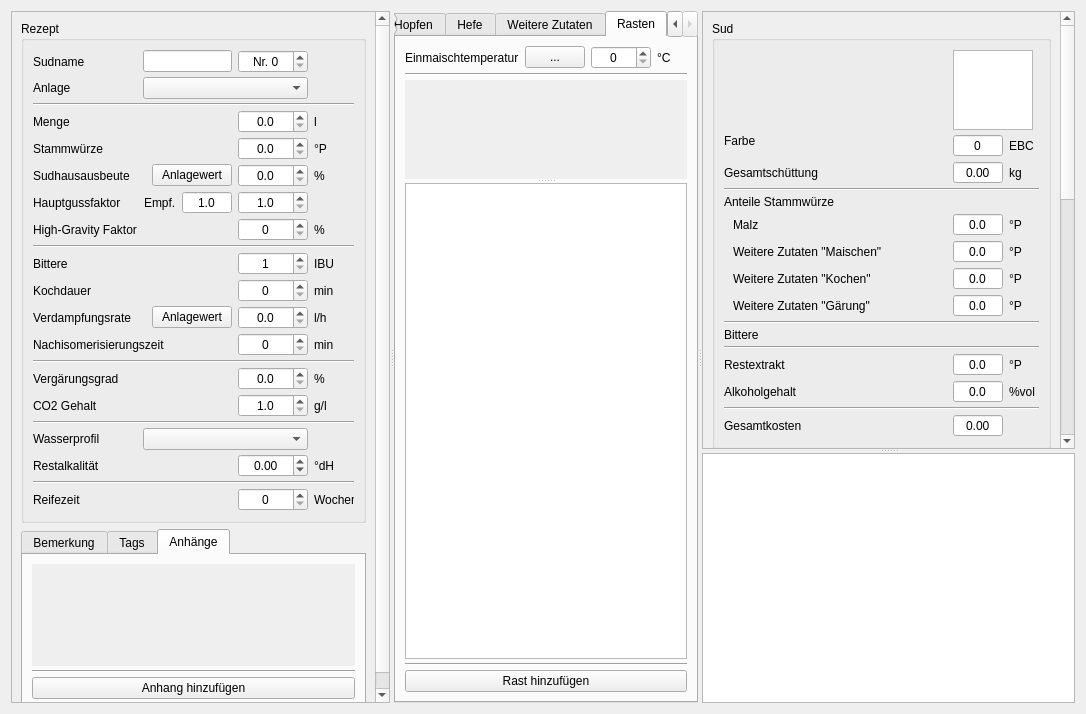
kleiner-brauhelfer/kleiner-brauhelfer-2, file kleiner-brauhelfer/tabrezept.ui: the form before one commit.
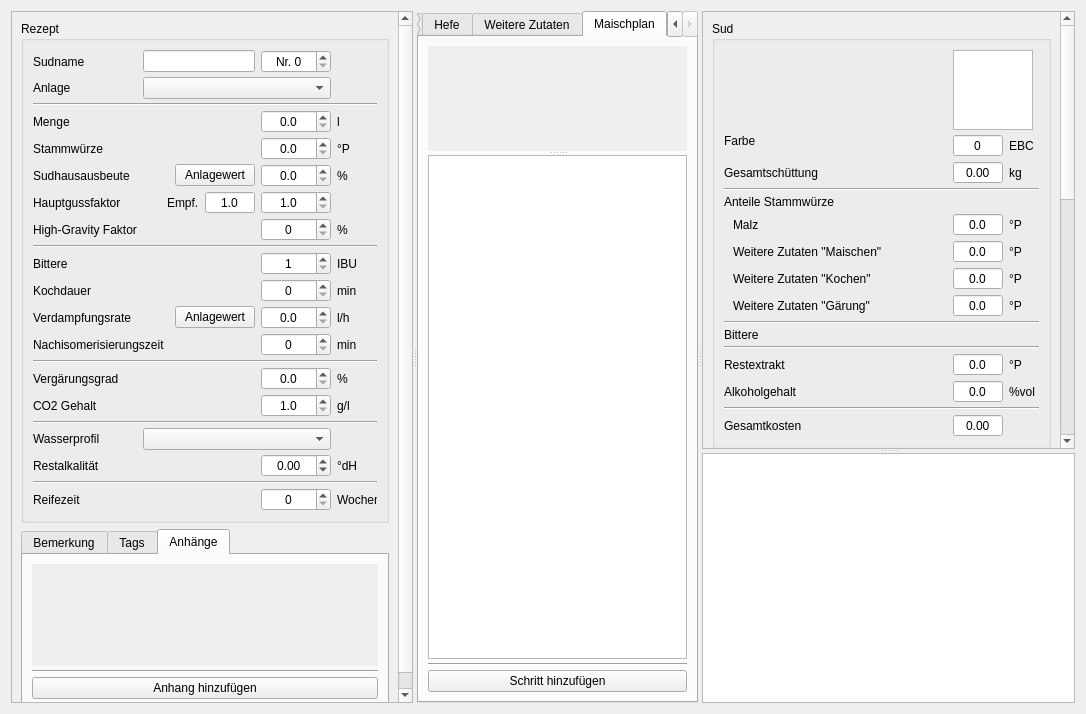
The form after the commit. The open tabs and pages were chosen to show the change. Custom widgets are drawn as their Qt base class.

```diff
--- a/kleiner-brauhelfer/tabrezept.ui
+++ b/kleiner-brauhelfer/tabrezept.ui
@@ -946,9 +946,6 @@
               <property name="frameShape">
                <enum>QFrame::NoFrame</enum>
               </property>
-              <property name="frameShadow">
-               <enum>QFrame::Plain</enum>
-              </property>
               <property name="widgetResizable">
                <bool>true</bool>
               </property>
@@ -957,8 +954,8 @@
                 <rect>
                  <x>0</x>
                  <y>0</y>
-                 <width>100</width>
-                 <height>100</height>
+                 <width>361</width>
+                 <height>134</height>
                 </rect>
                </property>
                <property name="sizePolicy">
@@ -1463,97 +1460,12 @@
       </widget>
       <widget class="QWidget" name="tabRasten">
        <attribute name="title">
-        <string>Rasten</string>
+        <string>Maischplan</string>
        </attribute>
        <layout class="QVBoxLayout" name="verticalLayout_5">
         <property name="spacing">
          <number>4</number>
         </property>
-        <item>
-         <layout class="QHBoxLayout" name="horizontalLayout_26">
-          <property name="spacing">
-           <number>6</number>
-          </property>
-          <item>
-           <widget class="QLabel" name="label_13">
-            <property name="text">
-             <string>Einmaischtemperatur</string>
-            </property>
-           </widget>
-          </item>
-          <item>
-           <spacer name="horizontalSpacer_7">
-            <property name="orientation">
-             <enum>Qt::Horizontal</enum>
-            </property>
-            <property name="sizeHint" stdset="0">
-             <size>
-              <width>0</width>
-              <height>0</height>
-             </size>
-            </property>
-           </spacer>
-          </item>
-          <item>
-           <widget class="QPushButton" name="btnEinmaischtemperatur">
-            <property name="minimumSize">
-             <size>
-              <width>60</width>
-              <height>0</height>
-             </size>
-            </property>
-            <property name="maximumSize">
-             <size>
-              <width>60</width>
-              <height>16777215</height>
-             </size>
-            </property>
-            <property name="toolTip">
-             <string>&lt;html&gt;&lt;head/&gt;&lt;body&gt;&lt;p&gt;Über diesen Button passt der Kleine Brauhelfer ausgehend von Schüttung, Gussmenge und erster Raststufe die &lt;span style=&quot; font-weight:600;&quot;&gt;Einmaischtemperatur automatisch &lt;/span&gt;an.&lt;/p&gt;&lt;/body&gt;&lt;/html&gt;</string>
-            </property>
-            <property name="text">
-             <string notr="true">...</string>
-            </property>
-           </widget>
-          </item>
-          <item>
-           <widget class="SpinBoxSud" name="tbEinmaischtemperatur">
-            <property name="minimumSize">
-             <size>
-              <width>60</width>
-              <height>0</height>
-             </size>
-            </property>
-            <property name="toolTip">
-             <string>&lt;html&gt;&lt;head/&gt;&lt;body&gt;&lt;p&gt;Hier wird die &lt;span style=&quot; font-weight:600;&quot;&gt;Einmaischtemperatur&lt;/span&gt; festgelegt.&lt;/p&gt;&lt;p&gt;Sie kann manuell oder über das Widget links festgelegt werden. Die Einmaischtemperatur liegt immer leicht höher, als die erste Raststufe. Malz und Rohstoffe senken beim Einmaischen die Temperatur ab. Das Widget berechnete diese Differenz anhand von Schüttung und Gussmenge automatisch.&lt;/p&gt;&lt;/body&gt;&lt;/html&gt;</string>
-            </property>
-            <property name="alignment">
-             <set>Qt::AlignCenter</set>
-            </property>
-           </widget>
-          </item>
-          <item>
-           <widget class="QLabel" name="label_39">
-            <property name="minimumSize">
-             <size>
-              <width>30</width>
-              <height>0</height>
-             </size>
-            </property>
-            <property name="text">
-             <string>°C</string>
-            </property>
-           </widget>
-          </item>
-         </layout>
-        </item>
-        <item>
-         <widget class="Line" name="line_8">
-          <property name="orientation">
-           <enum>Qt::Horizontal</enum>
-          </property>
-         </widget>
-        </item>
         <item>
          <widget class="QSplitter" name="splitterRastenDiagram">
           <property name="orientation">
@@ -1563,9 +1475,6 @@
            <property name="frameShape">
             <enum>QFrame::NoFrame</enum>
            </property>
-           <property name="frameShadow">
-            <enum>QFrame::Plain</enum>
-           </property>
            <property name="widgetResizable">
             <bool>true</bool>
            </property>
@@ -1574,8 +1483,8 @@
              <rect>
               <x>0</x>
               <y>0</y>
-              <width>100</width>
-              <height>30</height>
+              <width>284</width>
+              <height>118</height>
              </rect>
             </property>
             <layout class="QVBoxLayout" name="verticalLayout_93">
@@ -1633,7 +1542,7 @@
            <string>&lt;html&gt;&lt;head/&gt;&lt;body&gt;&lt;p&gt;Über diesen Button wird eine neue &lt;span style=&quot; font-weight:600;&quot;&gt;Rasstufe&lt;/span&gt; festgelegt.&lt;/p&gt;&lt;p&gt;Es empfiehlt sich die Raststufen – je nach Maischverfahren – Schritt für Schritt festzulegen. Eine manuelle Sortiermöglichkeit ist ist im Kleinen Brauhelfer nicht vorgesehen.&lt;/p&gt;&lt;p&gt;Die Namen der einzelnen Raststufen werden nach Eingabe der ersten beiden Buchstaben automatisch vervollständigt. Daneben steht es dem Anwender frei, eigene Raststufen zu definieren.&lt;/p&gt;&lt;p&gt;Bei Fragen zu den Raststufen ist die Fachliteratur oder das Forum der Wahl um Rat zu fragen.&lt;/p&gt;&lt;/body&gt;&lt;/html&gt;</string>
           </property>
           <property name="text">
-           <string>Rast hinzufügen</string>
+           <string>Schritt hinzufügen</string>
           </property>
          </widget>
         </item>
@@ -3236,6 +3145,11 @@
   </layout>
  </widget>
  <customwidgets>
+  <customwidget>
+   <class>ComboBox</class>
+   <extends>QComboBox</extends>
+   <header>widgets/combobox.h</header>
+  </customwidget>
   <customwidget>
    <class>DoubleSpinBox</class>
    <extends>QDoubleSpinBox</extends>
@@ -3246,11 +3160,6 @@
    <extends>QDoubleSpinBox</extends>
    <header>widgets/doublespinboxsud.h</header>
   </customwidget>
-  <customwidget>
-   <class>ComboBox</class>
-   <extends>QComboBox</extends>
-   <header>widgets/combobox.h</header>
-  </customwidget>
   <customwidget>
    <class>TableView</class>
    <extends>QTableView</extends>
```
Left out of the diff: 14 changed lines with no effect on the pictures.
